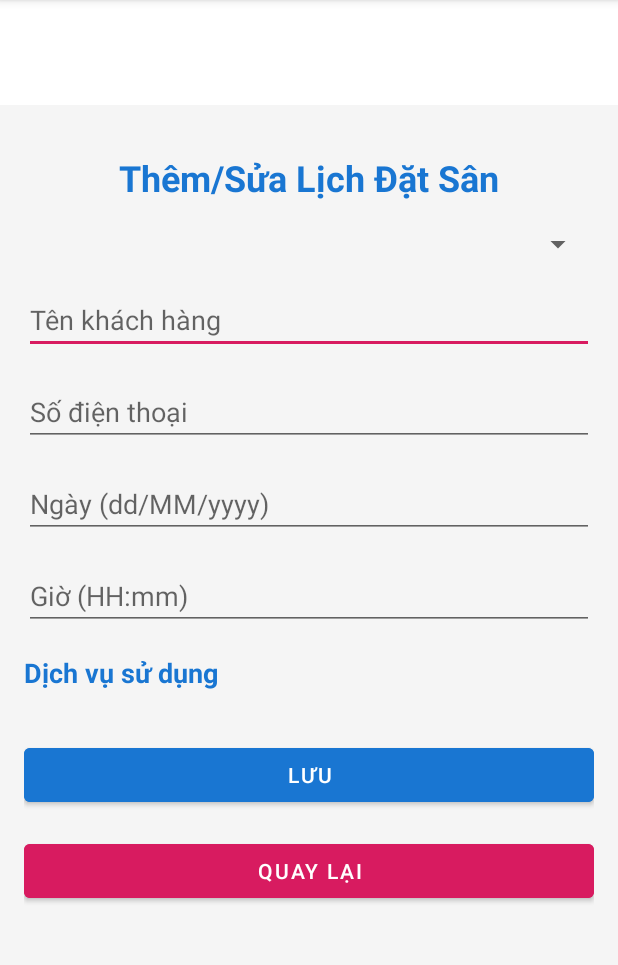
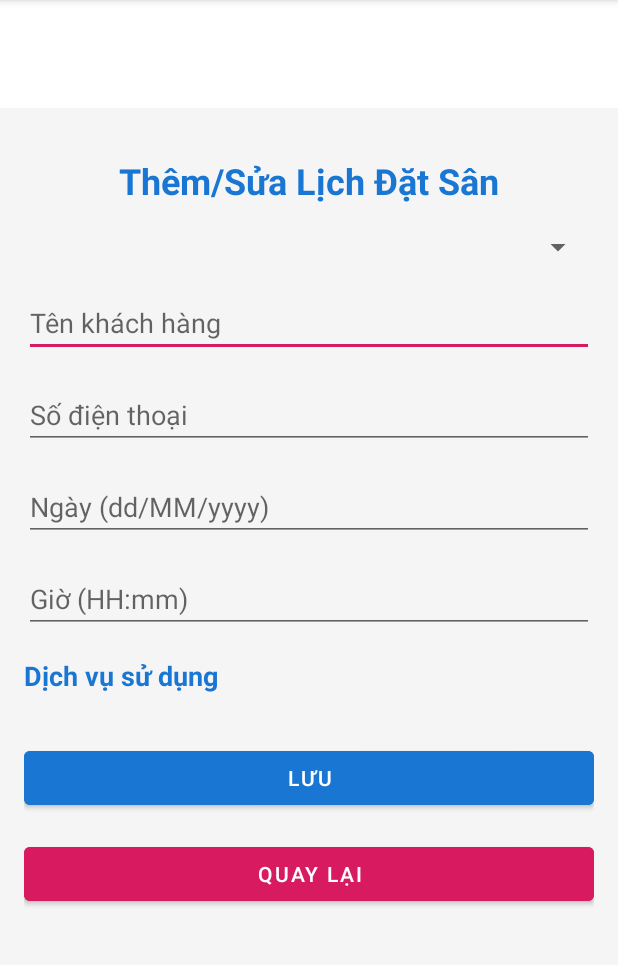
Before and after one commit to XTiep8/AndroidProject, an Android app: the AddEditBookingActivity screen opened directly, with no data from a screen before it, on a phone screen of 412 x 824 dp, the part 84-1049 px from its top. Run offline under Robolectric (Android 15) with nearby library versions, the phone set to English and light mode, and no system bars.

```diff
--- a/app/src/main/res/layout/activity_add_edit_booking.xml
+++ b/app/src/main/res/layout/activity_add_edit_booking.xml
@@ -4,7 +4,7 @@
     android:layout_width="match_parent"
     android:layout_height="match_parent"
     android:padding="16dp"
-    android:layout_marginTop="70dp"
+    android:layout_marginTop="72dp"
     android:background="@color/background">
 
     <androidx.constraintlayout.widget.ConstraintLayout
```
